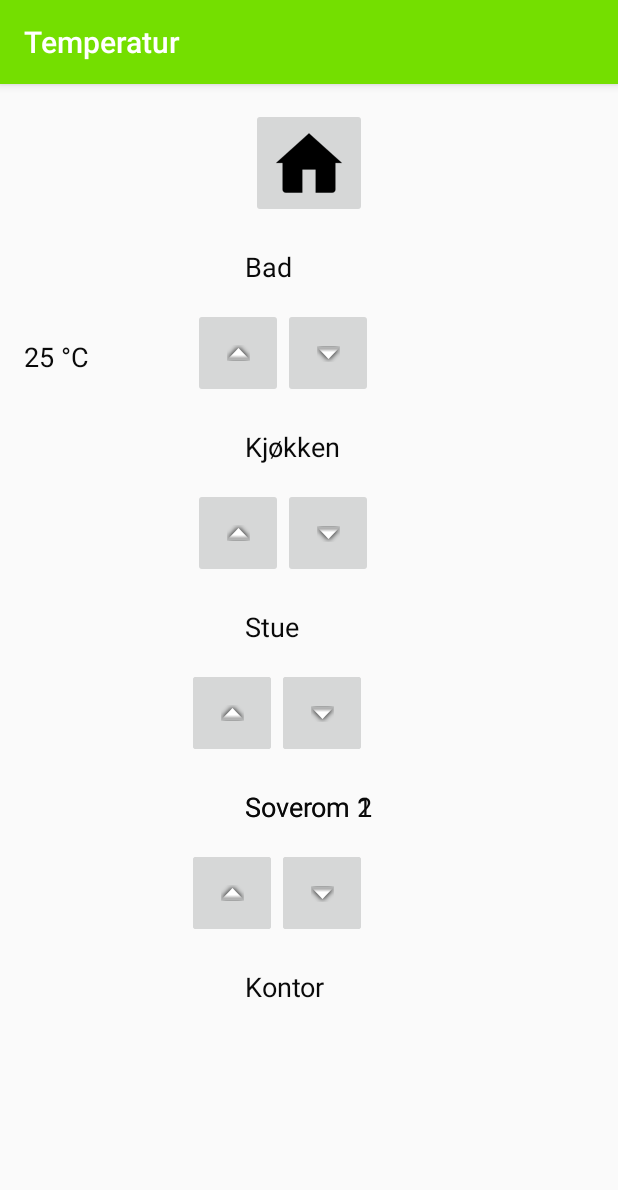
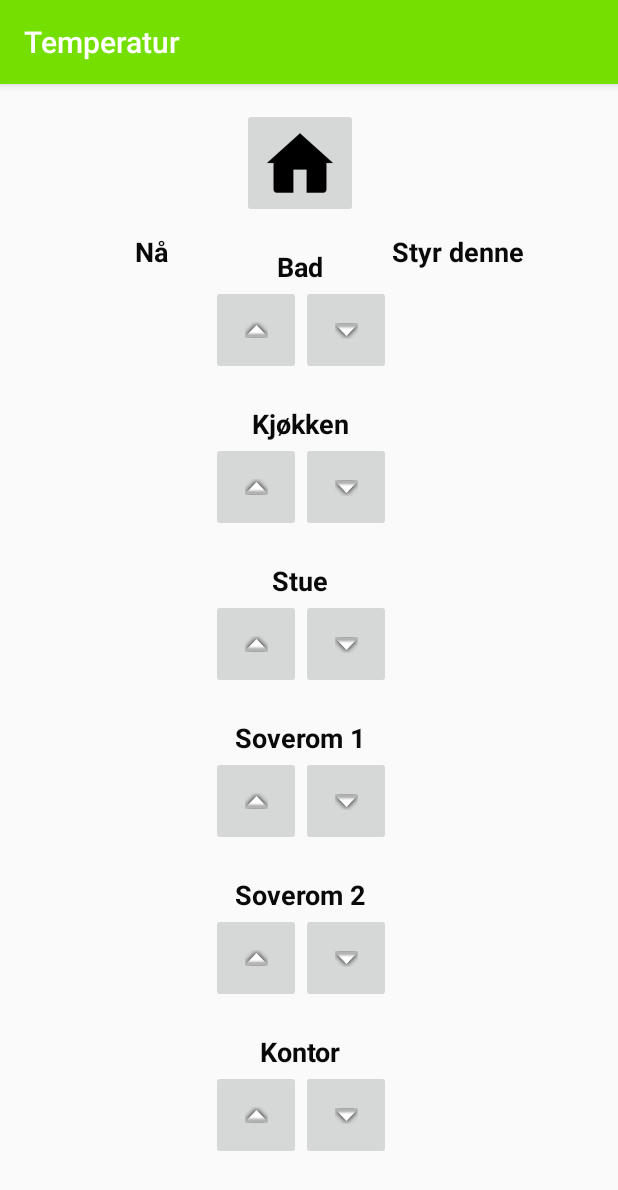
Before and after one commit to Hauken1/SHK-Applikasjon, an Android app: the Temperature screen opened directly, with no data from a screen before it, on a phone screen of 412 x 824 dp. Shown: the top 1190 px of the screen. Run offline under Robolectric (Android 15) with nearby library versions, the phone set to English and light mode, and no system bars; 3 statements that could not run were skipped.

Commit message:
bytt ut xml fil

```diff
--- a/app/src/main/java/com/weebly/smarthusgruppen/shk_applikasjon/Temperature.java
+++ b/app/src/main/java/com/weebly/smarthusgruppen/shk_applikasjon/Temperature.java
@@ -46,9 +46,6 @@ public class Temperature extends AppCompatActivity {
         MainActivity.sendText("Command:007262112,5");
         MainActivity.sendText("Command:007262112,6");
 
-        int curr1 = 25;
-        TextView ctemp1 = (TextView) findViewById(R.id.current1_tv);
-        ctemp1.setText(curr1 +" °C");
 
     }
 
@@ -97,12 +94,19 @@ public class Temperature extends AppCompatActivity {
         Intent intent = new Intent(this, MainActivity.class);
         startActivity(intent);
     }
+
+
+
+
+
     void createTempZone(String ch, String mo, String cd, String cn, String cho, String ca, String ct) {
         TemperatureInformation zone = new TemperatureInformation(ch,mo,cd,cn,cho,ca,ct);
         tempZone.add(zone);
         int c = Integer.parseInt(ch);
         int m = Integer.parseInt(mo);
         switch (c) {
+
+
 
             case 1:
                  TextView ctemp1 = (TextView) findViewById(R.id.current1_tv);
--- a/app/src/main/res/layout/activity_temperature.xml
+++ b/app/src/main/res/layout/activity_temperature.xml
@@ -13,35 +13,89 @@
         android:paddingTop="@dimen/activity_vertical_margin"
         tools:context="com.weebly.smarthusgruppen.shk_applikasjon.Temperature">
 
+        <GridLayout xmlns:android="http://schemas.android.com/apk/res/android"
+            xmlns:tools="http://schemas.android.com/tools"
+            android:id="@+id/GridLayout1"
+            android:layout_width="wrap_content"
+            android:layout_height="wrap_content"
+            android:columnCount="4"
+            android:rowCount="14"
+            android:orientation="vertical"
+            tools:context=".GridXMLActivity"
+            android:layout_alignParentTop="true"
+            android:layout_centerHorizontal="true">
+
+
 
             <ImageButton
                 android:layout_width="wrap_content"
                 android:layout_height="wrap_content"
                 android:id="@+id/home_button"
                 android:src="@mipmap/home_button"
-            android:layout_alignParentTop="true"
-            android:layout_centerHorizontal="true" />
-
+                android:layout_gravity="center_horizontal"
+                android:layout_row="0"
+                android:layout_column="1"
+                android:layout_columnSpan="2"
+                />
 
             <TextView
-            android:layout_width="85dp"
-            android:layout_height="40dp"
+                android:layout_width="wrap_content"
+                android:layout_height="wrap_content"
                 android:textAppearance="?android:attr/textAppearanceMedium"
                 android:text="@string/bathroom"
                 android:id="@+id/textView3"
                 android:textColor="#090909"
                 android:layout_marginTop="20dp"
-            android:layout_below="@+id/home_button"
-            android:layout_centerHorizontal="true" />
+                android:textStyle="bold"
+                android:layout_gravity="center"
+                android:layout_row="1"
+                android:layout_column="1"
+                android:layout_columnSpan="2"/>
+
+
+            <TextView
+                android:layout_width="80dp"
+                android:layout_height="40dp"
+                android:textAppearance="?android:attr/textAppearanceMedium"
+                android:id="@+id/current1_tv"
+                android:textColor="#090909"
+                android:layout_gravity="center_horizontal"
+                android:layout_row="2"
+                android:layout_column="0" />
+
+            <TextView
+                android:layout_width="wrap_content"
+                android:layout_height="wrap_content"
+                android:textAppearance="?android:attr/textAppearanceMedium"
+                android:id="@+id/curr_temp_tv"
+                android:text="@string/current_temp"
+                android:textColor="#090909"
+                android:layout_gravity="center"
+                android:layout_row="1"
+                android:layout_column="0"
+                android:textStyle="bold" />
+
+            <TextView
+                android:layout_width="wrap_content"
+                android:layout_height="wrap_content"
+                android:textAppearance="?android:attr/textAppearanceMedium"
+                android:id="@+id/static_temp_tv"
+                android:text="@string/static_temp"
+                android:textColor="#090909"
+                android:layout_gravity="center"
+                android:layout_row="1"
+                android:layout_column="3"
+                android:textStyle="bold" />
 
             <ImageButton
             android:layout_width="60dp"
             android:layout_height="60dp"
             android:id="@+id/adjust_up"
             android:src="@android:drawable/arrow_up_float"
-            android:layout_alignTop="@+id/adjust_down"
-            android:layout_toLeftOf="@+id/adjust_down"
-            android:layout_toStartOf="@+id/adjust_down" />
+            android:contentDescription="up"
+                android:layout_gravity="center_horizontal"
+                android:layout_row="2"
+                android:layout_column="1" />
 
             <ImageButton
             android:layout_width="60dp"
@@ -49,17 +103,10 @@
             android:id="@+id/adjust_down"
             android:checked="false"
             android:src="@android:drawable/arrow_down_float"
-            android:layout_below="@+id/textView3"
-            android:layout_alignRight="@+id/textView3"
-            android:layout_alignEnd="@+id/textView3" />
-
-        <TextView
-            android:layout_width="80dp"
-            android:layout_height="40dp"
-            android:textAppearance="?android:attr/textAppearanceMedium"
-            android:id="@+id/current1_tv"
-            android:textColor="#090909"
-            android:layout_alignBottom="@+id/adjust_up" />
+            android:contentDescription="down"
+                android:layout_gravity="center_horizontal"
+                android:layout_row="2"
+                android:layout_column="2" />
 
             <TextView
             android:layout_width="80dp"
@@ -67,31 +114,42 @@
             android:textAppearance="?android:attr/textAppearanceMedium"
             android:id="@+id/static1_tv"
             android:textColor="#090909"
-            android:layout_alignBottom="@+id/adjust_down"
-            android:layout_toRightOf="@+id/adjust_down"
-            android:layout_toEndOf="@+id/adjust_down"
-            android:layout_marginLeft="10dp"/>
-
+                android:editable="true"
+                android:layout_gravity="center_horizontal"
+                android:layout_row="2"
+                android:layout_column="3" />
 
             <TextView
-            android:layout_width="85dp"
+            android:layout_width="wrap_content"
+            android:layout_height="wrap_content"
+            android:textAppearance="?android:attr/textAppearanceMedium"
+            android:text="@string/kitchen"
+                android:textStyle="bold"
+            android:id="@+id/kitchen_tv"
+                android:layout_columnSpan="2"
+            android:textColor="#090909"
+                android:layout_gravity="center"
+            android:layout_marginTop="20dp"
+                android:layout_row="3"
+                android:layout_column="1" />
+
+            <TextView
+            android:layout_width="80dp"
             android:layout_height="40dp"
             android:textAppearance="?android:attr/textAppearanceMedium"
-            android:text="@string/kitchen"
-            android:id="@+id/kitchen_tv"
+            android:id="@+id/current2_tv"
             android:textColor="#090909"
-            android:layout_marginTop="20dp"
-            android:layout_below="@+id/adjust_up"
-            android:layout_centerHorizontal="true" />
+            android:layout_row="4"
+            android:layout_column="0" />
 
             <ImageButton
             android:layout_width="60dp"
             android:layout_height="60dp"
             android:id="@+id/adjust_up1"
             android:src="@android:drawable/arrow_up_float"
-            android:layout_below="@+id/kitchen_tv"
-            android:layout_toLeftOf="@+id/adjust_down1"
-            android:layout_toStartOf="@+id/adjust_down1" />
+                android:layout_row="4"
+                android:layout_column="1" />
+
 
             <ImageButton
             android:layout_width="60dp"
@@ -99,17 +157,8 @@
             android:id="@+id/adjust_down1"
             android:checked="false"
             android:src="@android:drawable/arrow_down_float"
-            android:layout_alignTop="@+id/adjust_up1"
-            android:layout_alignRight="@+id/kitchen_tv"
-            android:layout_alignEnd="@+id/kitchen_tv" />
-
-        <TextView
-            android:layout_width="80dp"
-            android:layout_height="40dp"
-            android:textAppearance="?android:attr/textAppearanceMedium"
-            android:id="@+id/current2_tv"
-            android:textColor="#090909"
-            android:layout_alignBottom="@+id/adjust_up1" />
+                android:layout_row="4"
+                android:layout_column="2" />
 
             <TextView
             android:layout_width="80dp"
@@ -117,33 +166,41 @@
             android:textAppearance="?android:attr/textAppearanceMedium"
             android:id="@+id/static2_tv"
             android:textColor="#090909"
-            android:layout_alignBottom="@+id/adjust_down1"
-            android:layout_toRightOf="@+id/adjust_down1"
-            android:layout_toEndOf="@+id/adjust_down1"
-            android:layout_marginLeft="10dp"/>
+            android:layout_marginLeft="10dp"
+            android:layout_row="4"
+            android:layout_column="3" />
 
-
+            <TextView
+                android:layout_width="wrap_content"
+                android:layout_height="wrap_content"
+                android:textAppearance="?android:attr/textAppearanceMedium"
+                android:text="@string/living_room"
+                android:textStyle="bold"
+                android:id="@+id/living_room_tv"
+                android:layout_gravity="center"
+                android:layout_columnSpan="2"
+                android:textColor="#090909"
+                android:layout_marginTop="20dp"
+                android:layout_row="5"
+                android:layout_column="1" />
 
 
             <TextView
-            android:layout_width="85dp"
+            android:layout_width="80dp"
             android:layout_height="40dp"
             android:textAppearance="?android:attr/textAppearanceMedium"
-            android:text="@string/living_room"
-            android:id="@+id/living_room_tv"
+            android:id="@+id/current3_tv"
             android:textColor="#090909"
-            android:layout_marginTop="20dp"
-            android:layout_below="@+id/adjust_up1"
-            android:layout_centerHorizontal="true" />
+            android:layout_row="6"
+            android:layout_column="0" />
 
             <ImageButton
             android:layout_width="60dp"
             android:layout_height="60dp"
             android:id="@+id/adjust_up2"
             android:src="@android:drawable/arrow_up_float"
-            android:layout_below="@+id/living_room_tv"
-            android:layout_toLeftOf="@+id/adjust_down2"
-            android:layout_toStartOf="@+id/adjust_down2" />
+            android:layout_row="6"
+            android:layout_column="1" />
 
             <ImageButton
                 android:layout_width="60dp"
@@ -151,17 +208,8 @@
                 android:id="@+id/adjust_down2"
                 android:checked="false"
                 android:src="@android:drawable/arrow_down_float"
-            android:layout_alignTop="@+id/adjust_up2"
-            android:layout_alignRight="@+id/home_button"
-            android:layout_alignEnd="@+id/home_button" />
-
-        <TextView
-            android:layout_width="80dp"
-            android:layout_height="40dp"
-            android:textAppearance="?android:attr/textAppearanceMedium"
-            android:id="@+id/current3_tv"
-            android:textColor="#090909"
-            android:layout_alignBottom="@+id/adjust_up2" />
+                android:layout_row="6"
+                android:layout_column="2" />
 
             <TextView
                 android:layout_width="80dp"
@@ -169,32 +217,67 @@
                 android:textAppearance="?android:attr/textAppearanceMedium"
                 android:id="@+id/static3_tv"
                 android:textColor="#090909"
-            android:layout_alignBottom="@+id/adjust_down2"
-            android:layout_toRightOf="@+id/adjust_down2"
-            android:layout_toEndOf="@+id/adjust_down2"
-            android:layout_marginLeft="10dp"/>
+                android:layout_marginLeft="10dp"
+                android:layout_row="6"
+                android:layout_column="3" />
+
+            <TextView
+            android:layout_width="80dp"
+            android:layout_height="40dp"
+            android:textAppearance="?android:attr/textAppearanceMedium"
+            android:id="@+id/static4_tv"
+            android:textColor="#090909"
+            android:layout_marginLeft="10dp"
+            android:layout_row="8"
+            android:layout_column="3" />
 
 
-
-        <TextView
-            android:layout_width="85dp"
-            android:layout_height="40dp"
-            android:textAppearance="?android:attr/textAppearanceMedium"
-            android:text="@string/bedroom_1"
-            android:id="@+id/bed1_tv"
-            android:textColor="#090909"
-            android:layout_marginTop="20dp"
-            android:layout_below="@+id/adjust_up2"
-            android:layout_centerHorizontal="true" />
+            <ImageButton
+            android:layout_width="60dp"
+            android:layout_height="60dp"
+            android:id="@+id/adjust_up4"
+            android:src="@android:drawable/arrow_up_float"
+            android:layout_row="10"
+            android:layout_column="1" />
 
             <ImageButton
             android:layout_width="60dp"
             android:layout_height="60dp"
             android:id="@+id/adjust_up3"
             android:src="@android:drawable/arrow_up_float"
-            android:layout_below="@+id/living_room_tv"
-            android:layout_toLeftOf="@+id/adjust_down3"
-            android:layout_toStartOf="@+id/adjust_down3" />
+            android:layout_row="8"
+            android:layout_column="1" />
+
+            <ImageButton
+                android:layout_width="60dp"
+                android:layout_height="60dp"
+                android:id="@+id/adjust_up5"
+                android:src="@android:drawable/arrow_up_float"
+                android:layout_row="12"
+                android:layout_column="1" />
+
+            <TextView
+                android:layout_width="wrap_content"
+                android:layout_height="wrap_content"
+                android:textAppearance="?android:attr/textAppearanceMedium"
+                android:text="@string/bedroom_1"
+                android:textStyle="bold"
+                android:id="@+id/bed1_tv"
+                android:layout_columnSpan="2"
+                android:layout_gravity="center"
+                android:textColor="#090909"
+                android:layout_marginTop="20dp"
+                android:layout_row="7"
+                android:layout_column="1" />
+
+            <ImageButton
+            android:layout_width="60dp"
+            android:layout_height="60dp"
+            android:id="@+id/adjust_down4"
+            android:checked="false"
+            android:src="@android:drawable/arrow_down_float"
+            android:layout_row="10"
+            android:layout_column="2" />
 
             <ImageButton
             android:layout_width="60dp"
@@ -202,9 +285,23 @@
             android:id="@+id/adjust_down3"
             android:checked="false"
             android:src="@android:drawable/arrow_down_float"
-            android:layout_alignTop="@+id/adjust_up3"
-            android:layout_alignRight="@+id/home_button"
-            android:layout_alignEnd="@+id/home_button" />
+            android:layout_row="8"
+            android:layout_column="2" />
+
+            <TextView
+                android:layout_width="wrap_content"
+                android:layout_height="wrap_content"
+                android:textAppearance="?android:attr/textAppearanceMedium"
+                android:text="@string/bedroom_2"
+                android:textStyle="bold"
+                android:id="@+id/bed2_tv"
+                android:layout_gravity="center"
+                android:layout_columnSpan="2"
+                android:textColor="#090909"
+                android:layout_marginTop="20dp"
+                android:layout_row="9"
+                android:layout_column="1" />
+
 
             <TextView
             android:layout_width="80dp"
@@ -212,49 +309,18 @@
             android:textAppearance="?android:attr/textAppearanceMedium"
             android:id="@+id/current4_tv"
             android:textColor="#090909"
-            android:layout_alignBottom="@+id/adjust_up3" />
+            android:layout_row="8"
+            android:layout_column="0" />
 
             <TextView
             android:layout_width="80dp"
             android:layout_height="40dp"
             android:textAppearance="?android:attr/textAppearanceMedium"
-            android:id="@+id/static4_tv"
+            android:id="@+id/static5_tv"
             android:textColor="#090909"
-            android:layout_alignBottom="@+id/adjust_down3"
-            android:layout_toRightOf="@+id/adjust_down3"
-            android:layout_toEndOf="@+id/adjust_down3"
-            android:layout_marginLeft="10dp"/>
-
-
-        <TextView
-            android:layout_width="85dp"
-            android:layout_height="40dp"
-            android:textAppearance="?android:attr/textAppearanceMedium"
-            android:text="@string/bedroom_2"
-            android:id="@+id/bed2_tv"
-            android:textColor="#090909"
-            android:layout_marginTop="20dp"
-            android:layout_below="@+id/adjust_up3"
-            android:layout_centerHorizontal="true" />
-
-        <ImageButton
-            android:layout_width="60dp"
-            android:layout_height="60dp"
-            android:id="@+id/adjust_up4"
-            android:src="@android:drawable/arrow_up_float"
-            android:layout_below="@+id/bed1_tv"
-            android:layout_toLeftOf="@+id/adjust_down4"
-            android:layout_toStartOf="@+id/adjust_down4" />
-
-        <ImageButton
-            android:layout_width="60dp"
-            android:layout_height="60dp"
-            android:id="@+id/adjust_down4"
-            android:checked="false"
-            android:src="@android:drawable/arrow_down_float"
-            android:layout_alignTop="@+id/adjust_up4"
-            android:layout_alignRight="@+id/home_button"
-            android:layout_alignEnd="@+id/home_button" />
+            android:layout_marginLeft="10dp"
+            android:layout_row="10"
+            android:layout_column="3" />
 
             <TextView
                 android:layout_width="80dp"
@@ -262,40 +328,22 @@
                 android:textAppearance="?android:attr/textAppearanceMedium"
                 android:id="@+id/current5_tv"
                 android:textColor="#090909"
-            android:layout_alignBottom="@+id/adjust_up4" />
+                android:layout_row="10"
+                android:layout_column="0" />
 
             <TextView
-            android:layout_width="80dp"
-            android:layout_height="40dp"
-            android:textAppearance="?android:attr/textAppearanceMedium"
-            android:id="@+id/static5_tv"
-            android:textColor="#090909"
-            android:layout_alignBottom="@+id/adjust_down4"
-            android:layout_toRightOf="@+id/adjust_down4"
-            android:layout_toEndOf="@+id/adjust_down4"
-            android:layout_marginLeft="10dp"/>
-
-
-
-        <TextView
-            android:layout_width="85dp"
-            android:layout_height="40dp"
+            android:layout_width="wrap_content"
+            android:layout_height="wrap_content"
             android:textAppearance="?android:attr/textAppearanceMedium"
             android:text="@string/office"
             android:id="@+id/office_tv"
+                android:textStyle="bold"
             android:textColor="#090909"
+                android:layout_columnSpan="2"
+                android:layout_gravity="center"
             android:layout_marginTop="20dp"
-            android:layout_below="@+id/adjust_up4"
-            android:layout_centerHorizontal="true" />
-
-        <ImageButton
-            android:layout_width="60dp"
-            android:layout_height="60dp"
-            android:id="@+id/adjust_up5"
-            android:src="@android:drawable/arrow_up_float"
-            android:layout_below="@+id/bed2_tv"
-            android:layout_toLeftOf="@+id/adjust_down5"
-            android:layout_toStartOf="@+id/adjust_down5" />
+            android:layout_row="11"
+            android:layout_column="1" />
 
             <ImageButton
             android:layout_width="60dp"
@@ -303,9 +351,8 @@
             android:id="@+id/adjust_down5"
             android:checked="false"
             android:src="@android:drawable/arrow_down_float"
-            android:layout_alignTop="@+id/adjust_up5"
-            android:layout_alignRight="@+id/home_button"
-            android:layout_alignEnd="@+id/home_button" />
+            android:layout_row="12"
+            android:layout_column="2" />
 
         <TextView
             android:layout_width="80dp"
@@ -313,7 +360,8 @@
             android:textAppearance="?android:attr/textAppearanceMedium"
             android:id="@+id/current6_tv"
             android:textColor="#090909"
-            android:layout_alignBottom="@+id/adjust_up5" />
+            android:layout_row="12"
+            android:layout_column="0" />
 
         <TextView
             android:layout_width="80dp"
@@ -321,12 +369,11 @@
             android:textAppearance="?android:attr/textAppearanceMedium"
             android:id="@+id/static6_tv"
             android:textColor="#090909"
-            android:layout_alignBottom="@+id/adjust_down5"
-            android:layout_toRightOf="@+id/adjust_down5"
-            android:layout_toEndOf="@+id/adjust_down5"
-            android:layout_marginLeft="10dp"/>
+            android:layout_marginLeft="10dp"
+            android:layout_row="12"
+            android:layout_column="3" />
 
-
+        </GridLayout>
 
     </RelativeLayout>
 </ScrollView>
--- a/app/src/main/res/values/strings.xml
+++ b/app/src/main/res/values/strings.xml
@@ -60,6 +60,8 @@
     <string name="modes">Moduser</string>
     <string name="title_activity_lighting">Lysstyring</string>
     <string name="ph">PLACEHOLDER</string>
+    <string name="current_temp">Nå</string>
+    <string name="static_temp">Styr denne</string>
 
 
     <string name="title_activity_fullscreen">FullscreenActivity</string>
```
Lines whose indentation alone changed are shown as unchanged.
